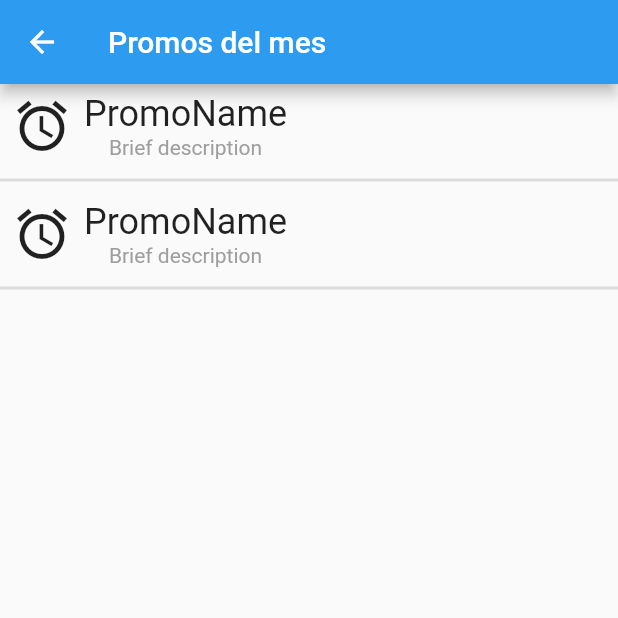
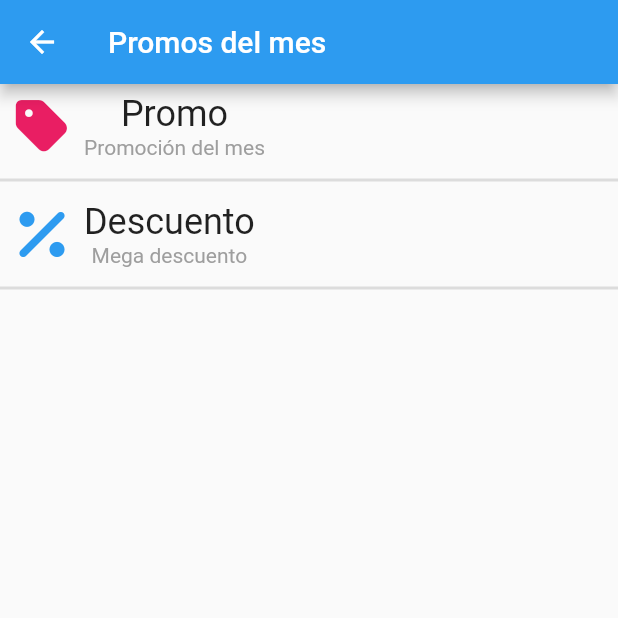
Before and after one commit to Marcox385/PDM_PROY_2022, a Flutter app: the PromoMesPaciente screen opened directly, on a phone screen of 412 x 824 dp, the top half of it. Run offline on Flutter 3.47's test engine with Material 2 defaults, Android fonts, the phone set to English and light mode, and no system bars; our stand-ins replace bloc, equatable, firebase_auth, firebase_core, flutter_bloc, font_awesome_flutter; missing offline and left inert: flutterfire_ui; accounts and stored records are empty.

Commit message:
Avance en front de paciente

```diff
--- a/source_code/lib/Pages/Paciente/Misc/PromoMesPaciente.dart
+++ b/source_code/lib/Pages/Paciente/Misc/PromoMesPaciente.dart
@@ -1,4 +1,5 @@
 import 'package:flutter/material.dart';
+import 'package:font_awesome_flutter/font_awesome_flutter.dart';
 
 class PromoMesPaciente extends StatelessWidget {
   const PromoMesPaciente({
@@ -9,36 +10,37 @@ class PromoMesPaciente extends StatelessWidget {
   Widget build(BuildContext context) {
     return Scaffold(
         appBar: AppBar(
-          backgroundColor: Color.fromARGB(255, 45, 155, 240),
+          backgroundColor: Theme.of(context).primaryColor,
           title: const Text('Promos del mes'),
         ),
         body: Column(children: [
-          PromoComponent(),
+          _promoItem(context, 'Promo', 'Promoción del mes', false),
           Divider(
             thickness: 2,
           ),
-          PromoComponent(),
+          _promoItem(context, 'Descuento', 'Mega descuento', true),
           Divider(
             thickness: 2,
           )
         ]));
   }
-}
 
-class PromoComponent extends StatelessWidget {
-  const PromoComponent({super.key});
+  Widget _promoItem(
+      context, String promoName, String description, bool isDiscount) {
+    Icon itemIcon = Icon(
+        isDiscount ? FontAwesomeIcons.percent : FontAwesomeIcons.tag,
+        color: isDiscount ? Theme.of(context).primaryColor : Colors.pink,
+        size: 40.0);
 
-  @override
-  Widget build(BuildContext context) {
     return Row(children: [
       Padding(
         padding: const EdgeInsets.all(8.0),
-        child: Icon(Icons.access_alarm, size: 40),
+        child: itemIcon,
       ),
       Column(
         children: [
-          Text("PromoName", style: TextStyle(fontSize: 24)),
-          Text("Brief description", style: TextStyle(color: Colors.grey)),
+          Text(promoName, style: TextStyle(fontSize: 24)),
+          Text(description, style: TextStyle(color: Colors.grey)),
         ],
       )
     ]);
--- a/source_code/lib/secrets.dart
+++ /dev/null
@@ -1 +0,0 @@
-const String GOOGLE_CLIENT_ID = '483110256051-lc10isgtl7mo7tusm62rupt0sfgbnp8c.apps.googleusercontent.com';
--- a/source_code/pubspec.yaml
+++ b/source_code/pubspec.yaml
@@ -11,6 +11,7 @@ dependencies:
     sdk: flutter
   barcode:
   flutter_launcher_icons:
+  font_awesome_flutter:
   google_sign_in:
   image_picker:
   qr_flutter:
```
Also changed, not shown: source_code/lib/Pages/Login/form_body_firebase.dart (+8 -5 lines), source_code/lib/Pages/Paciente/Home/home_page.dart (+28 -7 lines), source_code/lib/Pages/Paciente/Home/home_screen.dart (+57 -1 lines), source_code/lib/Pages/Paciente/Misc/HistorialPaciente.dart (+5 -15 lines), source_code/lib/Pages/Paciente/Profile/PerfilPaciente.dart (+20 -12 lines), source_code/lib/Pages/Paciente/QR/QRPaciente.dart (+18 -7 lines), source_code/lib/main.dart (+4 -4 lines), source_code/lib/themes.dart (+6 -5 lines), source_code/assets/app_icon.png, source_code/flutter_launcher_icons.yaml (line endings or trailing spaces), source_code/lib/Pages/Paciente/Misc/hacer_cita.dart (line endings or trailing spaces), source_code/lib/Pages/Personal/Home/MainPersonal.dart (line endings or trailing spaces), source_code/lib/Pages/Personal/Misc/CitasPersonal.dart (line endings or trailing spaces), source_code/lib/Pages/home_page.dart (line endings or trailing spaces), 1 more files, 6 other files.
